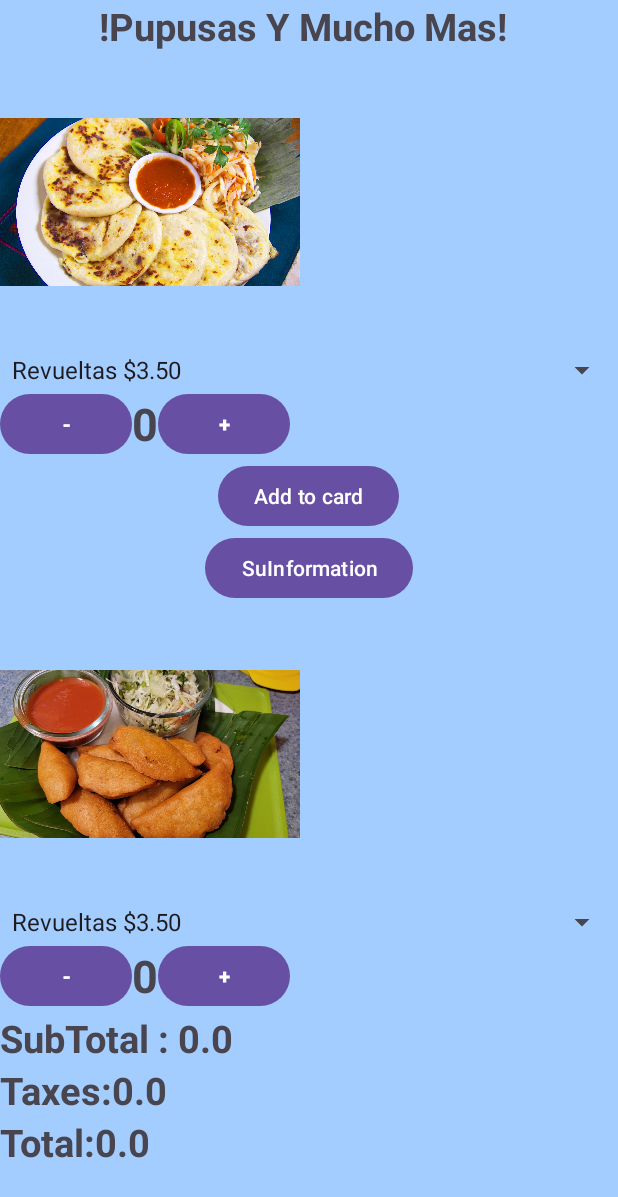
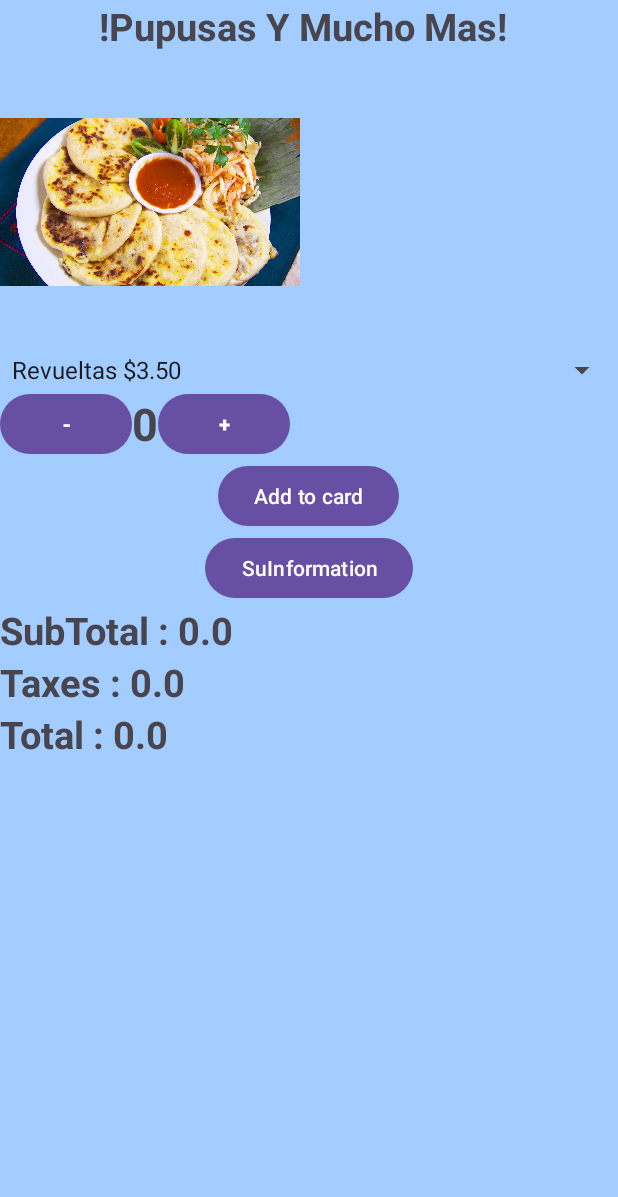
Before and after one commit to LCh-Salgado/LChS-RestaurantApp, an Android app: the FoodOrderActivity screen opened directly, with no data from a screen before it, after a tap on "Add to card", on a phone screen of 412 x 824 dp. Shown: the top 1197 px of the screen. Run offline under Robolectric (Android 15) with nearby library versions, the phone set to English and light mode, and no system bars.

Commit message:
make work the tax and the total

```diff
--- a/app/src/main/java/com/example/restaurantapplch/FoodOrderActivity.java
+++ b/app/src/main/java/com/example/restaurantapplch/FoodOrderActivity.java
@@ -23,10 +23,11 @@ public class FoodOrderActivity extends AppCompatActivity {
     int howMany;
 
     double subTotal;
+    double tax;
+    double total;
+    final static double TAX_RATE =0.06;
 
     TextView subTotalTV;
-
-    TextView taxTotalTV;
 
     Pupusas deliciuosP;
 
@@ -39,7 +40,7 @@ public class FoodOrderActivity extends AppCompatActivity {
     Intent addToCardIntent;
     Intent typeInfooIntent;
     Spinner spinnerFillings;
-    Spinner spinnerFillingsPT;
+//    Spinner spinnerFillingsPT;
     TextView howMuchTV;
 
    Button orderMorePTBTN;
@@ -48,48 +49,58 @@ public class FoodOrderActivity extends AppCompatActivity {
    Button addToCadBTN;
    Button typeInfoBTN;
 
-   String fillingsPT;
-   int cuantasPasteless;
-   TextView cuantassTV;
+   TextView taxTV;
+   TextView totalTv;
+
+//   String fillingsPT;
+//   int cuantasPasteless;
+//   TextView cuantassTV;
+
 
     @Override
     protected void onCreate(Bundle savedInstanceState) {
         super.onCreate(savedInstanceState);
         howMany = 0;
-        cuantasPasteless = 0;
-        fillingsPT = "";
+//        cuantasPasteless = 0;
+//        fillingsPT = "";
         fillings = "";
+        subTotal = 0.0;
+        tax = TAX_RATE * subTotal;
+        total = subTotal + tax;
+
         setContentView(R.layout.activity_food_order);
 
         subTotalTV = (TextView)findViewById(R.id.subTotalTv);
-        taxTotalTV = (TextView)findViewById(R.id.taxesTotalTV);
+        taxTV = (TextView)findViewById(R.id.taxesTotalTV);
+        totalTv = (TextView)findViewById(R.id.totalTV);
+
         pMenosBTN = (Button)findViewById(R.id.orderMenosPBTN);
         pMasBTN = (Button)findViewById(R.id.orderMasBTN);
         howMuchTV = (TextView)findViewById(R.id.howMuchTV);
 
         spinnerFillings = (Spinner) findViewById(R.id.fillings);
-        spinnerFillingsPT = (Spinner)findViewById(R.id.fillingsPasteles);
+//        spinnerFillingsPT = (Spinner)findViewById(R.id.fillingsPasteles);
 
-        orderMorePTBTN = (Button)findViewById(R.id.ordenarMasPTBTN);
-       orderLessPTBTN = (Button)findViewById(R.id.ordenarMenosPTBTN);
+//        orderMorePTBTN = (Button)findViewById(R.id.ordenarMasPTBTN);
+//       orderLessPTBTN = (Button)findViewById(R.id.ordenarMenosPTBTN);
 
         addToCadBTN = (Button)findViewById(R.id.addToTheCardBTN);
         typeInfoBTN = (Button)findViewById(R.id.typeInfoBTN);
 
-        spinnerFillingsPT = (Spinner)findViewById(R.id.fillingsPasteles);
+//        spinnerFillingsPT = (Spinner)findViewById(R.id.fillingsPasteles);
 
         ArrayAdapter<CharSequence> adapter = ArrayAdapter.createFromResource(
                 this, R.array.fillings_array, android.R.layout.simple_spinner_item
         );
-        ArrayAdapter<CharSequence> adapter = ArrayAdapter.createFromResource(this,
+        ArrayAdapter<CharSequence> adapter1 = ArrayAdapter.createFromResource(this,
                 R.array.fillingsPasteles_array,
                 android.R.layout.simple_spinner_item);
 
         adapter.setDropDownViewResource(android.R.layout.simple_spinner_dropdown_item);
         spinnerFillings.setAdapter(adapter);
 
-        adapter.setDropDownViewResource(android.R.layout.simple_spinner_dropdown_item);
-        spinnerFillingsPT.setAdapter(adapter);
+//        adapter.setDropDownViewResource(android.R.layout.simple_spinner_dropdown_item);
+//        spinnerFillingsPT.setAdapter(adapter);
 
         pMenosBTN.setOnClickListener(new View.OnClickListener() {
          @Override
@@ -111,36 +122,38 @@ public class FoodOrderActivity extends AppCompatActivity {
 
             }
         });
-        orderMorePTBTN.setOnClickListener(new View.OnClickListener() {
-            @Override
-            public void onClick(View view) {
-                cuantasPasteless ++;
-                String sMore=Integer.toString(cuantasPasteless);
-                cuantassTV.setText(sMore);
-            }
-
-           }
-        );
-        orderLessPTBTN.setOnClickListener(new View.OnClickListener() {
-           @Override
-            public void onClick(View view) {
-                cuantasPasteless --;
-                String sLess=Integer.toString(cuantasPasteless);
-                cuantassTV.setText(sLess);
-
-
-            }
-        });
+//        orderMorePTBTN.setOnClickListener(new View.OnClickListener() {
+//            @Override
+//            public void onClick(View view) {
+//                cuantasPasteless ++;
+//                String sMore=Integer.toString(cuantasPasteless);
+//                cuantassTV.setText(sMore);
+//            }
+//
+//           }
+//        );
+//        orderLessPTBTN.setOnClickListener(new View.OnClickListener() {
+//           @Override
+//            public void onClick(View view) {
+//                cuantasPasteless --;
+//                String sLess=Integer.toString(cuantasPasteless);
+//                cuantassTV.setText(sLess);
+//
+//
+//            }
+//        });
         addToCadBTN.setOnClickListener(new View.OnClickListener() {
             @Override
             public void onClick(View view) {
                 fillings=spinnerFillings.getSelectedItem().toString();
                 Log.d("Filling", fillings);
                 deliciuosP = new Pupusas(fillings, howMany);
-                subTotal = deliciuosP.calcPrice();
+                subTotal += deliciuosP.calcPrice();
                 subTotalTV.setText("SubTotal : "+ subTotal);
-
-
+                tax = TAX_RATE * subTotal;
+                taxTV.setText("Taxes : "+ tax);
+                total = subTotal + tax;
+                totalTv.setText("Total : "+ total);
 
             }
 
--- a/app/src/main/java/com/example/restaurantapplch/Pupusas.java
+++ b/app/src/main/java/com/example/restaurantapplch/Pupusas.java
@@ -58,13 +58,16 @@ public class Pupusas {
             price=(BASE_PRICE+0.50)*quantity;
         }
         else if(filling.contains("Chicarron con queso")) {
-            price=(BASE_PRICE+0)*quantity;
+            price=(BASE_PRICE+1)*quantity;
         }
-        else if(filling.contains("Pupusa loca")) {
-            price=(BASE_PRICE+0)*quantity;
+        else if(filling.contains("Pupusa Loca")) {
+            price=(BASE_PRICE+1)*quantity;
         }
         else if(filling.contains("Jalapeno con queso")) {
             price=(BASE_PRICE+0.50)*quantity;
+        }
+        else if(filling.contains("Ayote con queso")) {
+            price=(BASE_PRICE+0)*quantity;
         }
 
         return price;
--- a/app/src/main/res/layout/activity_food_order.xml
+++ b/app/src/main/res/layout/activity_food_order.xml
@@ -72,54 +72,54 @@
         android:id="@+id/typeInfoBTN"/>
 
 
-    <LinearLayout
-        android:layout_width="match_parent"
-        android:layout_height="wrap_content"
-        android:layout_gravity="center"
-        android:orientation="vertical">
+<!--    <LinearLayout-->
+<!--        android:layout_width="match_parent"-->
+<!--        android:layout_height="wrap_content"-->
+<!--        android:layout_gravity="center"-->
+<!--        android:orientation="vertical">-->
 
-    <ImageView
-        android:layout_width="200sp"
-        android:layout_height="200sp"
-        android:src="@drawable/pastele"/>
+<!--    <ImageView-->
+<!--        android:layout_width="200sp"-->
+<!--        android:layout_height="200sp"-->
+<!--        android:src="@drawable/pastele"/>-->
 
-    <Spinner
-        android:layout_width="match_parent"
-        android:layout_height="wrap_content"
-        android:id="@+id/fillingsPasteles"/>
+<!--    <Spinner-->
+<!--        android:layout_width="match_parent"-->
+<!--        android:layout_height="wrap_content"-->
+<!--        android:id="@+id/fillingsPasteles"/>-->
 
-    </LinearLayout>
+<!--    </LinearLayout>-->
 
-    <LinearLayout
-        android:layout_width="wrap_content"
-        android:layout_height="wrap_content"
-        android:gravity="center"
-        android:orientation="horizontal">
+<!--    <LinearLayout-->
+<!--        android:layout_width="wrap_content"-->
+<!--        android:layout_height="wrap_content"-->
+<!--        android:gravity="center"-->
+<!--        android:orientation="horizontal">-->
 
-    <Button
-        android:id="@+id/ordenarMenosPTBTN"
-        android:layout_width="wrap_content"
-        android:layout_height="wrap_content"
-        android:text="-"
-        android:textStyle="bold" />
+<!--    <Button-->
+<!--        android:id="@+id/ordenarMenosPTBTN"-->
+<!--        android:layout_width="wrap_content"-->
+<!--        android:layout_height="wrap_content"-->
+<!--        android:text="-"-->
+<!--        android:textStyle="bold" />-->
 
-    <TextView
-        android:layout_width="wrap_content"
-        android:layout_height="wrap_content"
-        android:textAlignment="center"
-        android:textStyle="bold"
-        android:text="0"
-        android:id="@+id/cuantassTV"
-        android:textSize="30dp"/>
+<!--    <TextView-->
+<!--        android:layout_width="wrap_content"-->
+<!--        android:layout_height="wrap_content"-->
+<!--        android:textAlignment="center"-->
+<!--        android:textStyle="bold"-->
+<!--        android:text="0"-->
+<!--        android:id="@+id/cuantassTV"-->
+<!--        android:textSize="30dp"/>-->
 
-    <Button
-        android:id="@+id/ordenarMasPTBTN"
-        android:layout_width="wrap_content"
-        android:layout_height="wrap_content"
-        android:text="+"
-        android:textStyle="bold" />
+<!--    <Button-->
+<!--        android:id="@+id/ordenarMasPTBTN"-->
+<!--        android:layout_width="wrap_content"-->
+<!--        android:layout_height="wrap_content"-->
+<!--        android:text="+"-->
+<!--        android:textStyle="bold" />-->
 
-    </LinearLayout>
+<!--    </LinearLayout>-->
 
     <TextView
         android:layout_width="wrap_content"
@@ -141,6 +141,7 @@
         android:layout_width="match_parent"
         android:layout_height="match_parent"
         android:text="Total:0.0"
+        android:id="@+id/totalTV"
         android:textSize="25sp"
         android:textStyle="bold"/>
 
```
